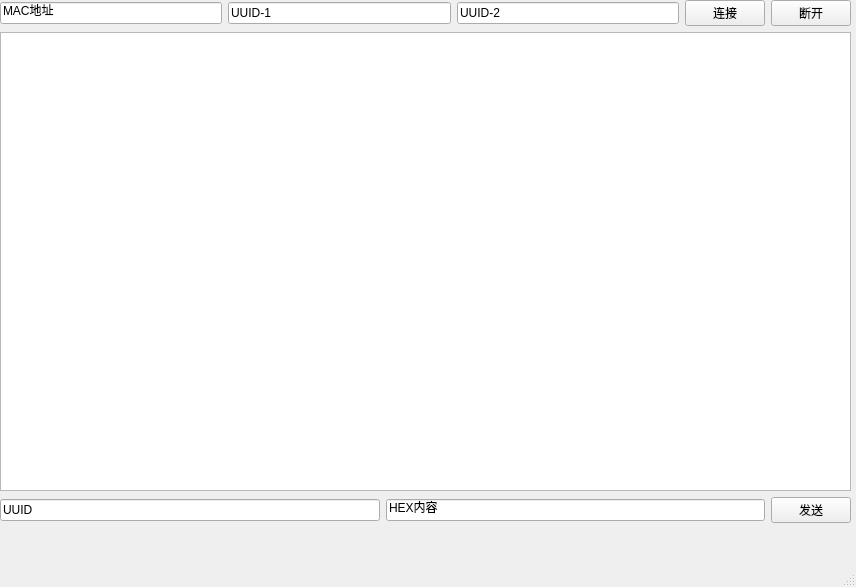
lissettecarlr/WOW_auxiliary, file ble/ble.ui: the form before one commit.
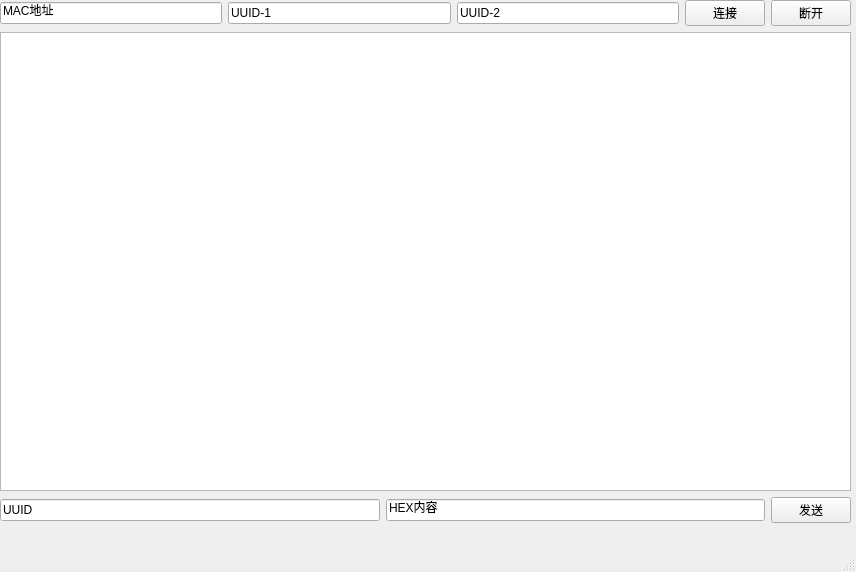
The form after the commit.

Commit message: 修改pygatt的线程使用方式

```diff
--- a/ble/ble.ui
+++ b/ble/ble.ui
@@ -7,7 +7,7 @@
     <x>0</x>
     <y>0</y>
     <width>856</width>
-    <height>587</height>
+    <height>572</height>
    </rect>
   </property>
   <property name="windowTitle">
```
The commit also changes 2 other files.
